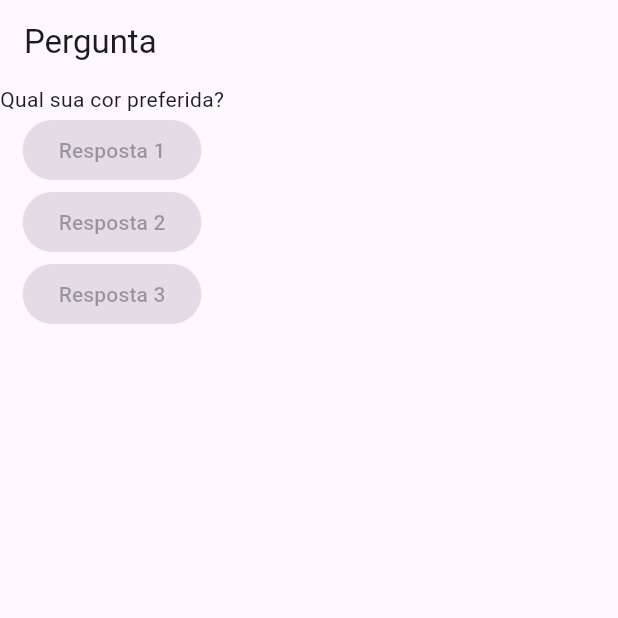
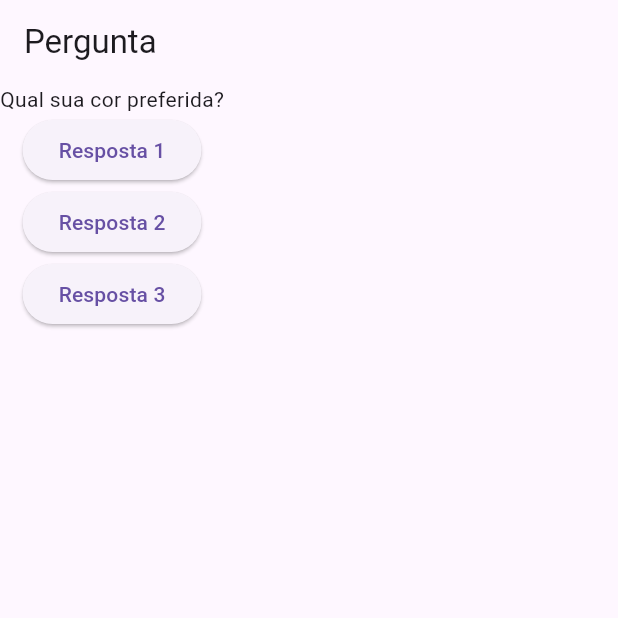
Before and after one commit to victoricoma/ddm_flutter_a, a Flutter app: the screen it shows after launch, on a phone screen of 412 x 824 dp, the top half of it. Run offline on Flutter 3.47's test engine with Material 3 defaults, Android fonts, the phone set to English and light mode, and no system bars.

Commit message:
Aula0404 Funções anônimas

```diff
--- a/app/lib/main.dart
+++ b/app/lib/main.dart
@@ -6,6 +6,7 @@ void main() {
 
 class PerguntaApp extends StatelessWidget {
   const PerguntaApp({super.key});
+
   @override
   Widget build(BuildContext context) {
     final perguntas = [
@@ -19,9 +20,9 @@ class PerguntaApp extends StatelessWidget {
         ),
         body: Column(children: [
           Text(perguntas[0]),
-          const ElevatedButton(onPressed: null, child: Text('Resposta 1')),
-          const ElevatedButton(onPressed: null, child: Text('Resposta 2')),
-          const ElevatedButton(onPressed: null, child: Text('Resposta 3')),
+          ElevatedButton(onPressed: () => print('Azul Celeste'), child: Text('Resposta 1')),
+          ElevatedButton(onPressed: () => print('Vermelho Raiva'), child: Text('Resposta 2')),
+          ElevatedButton(onPressed: () => print('Amarelo Japones'), child: Text('Resposta 3'))
         ]),
       ),
     );
```
